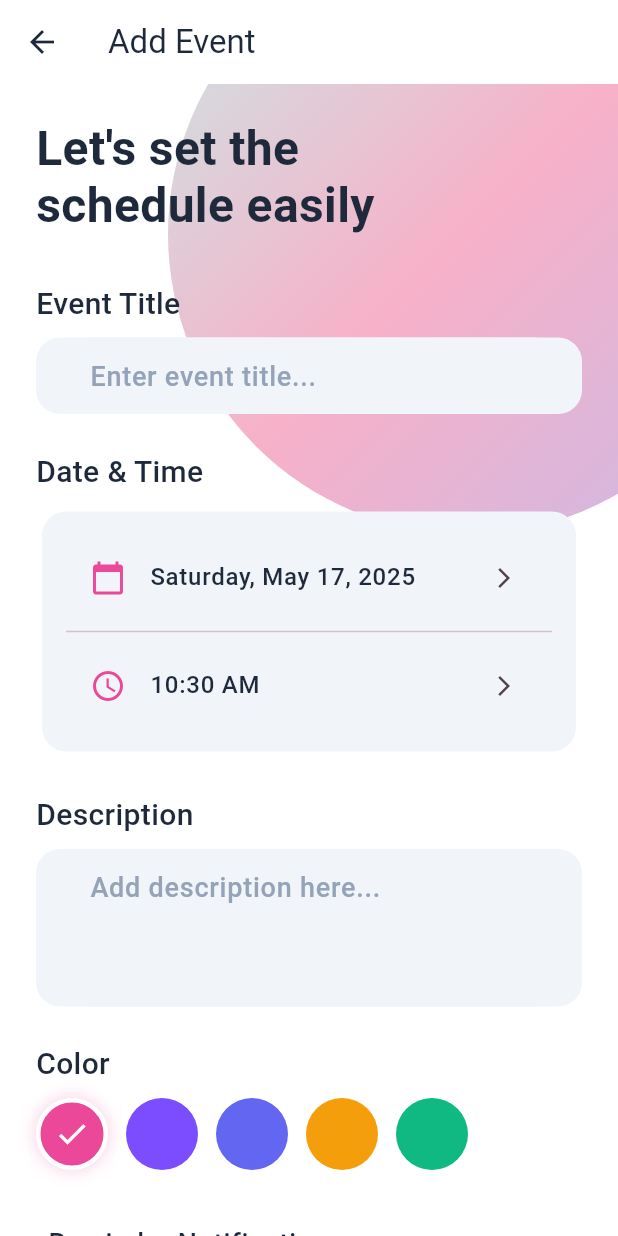
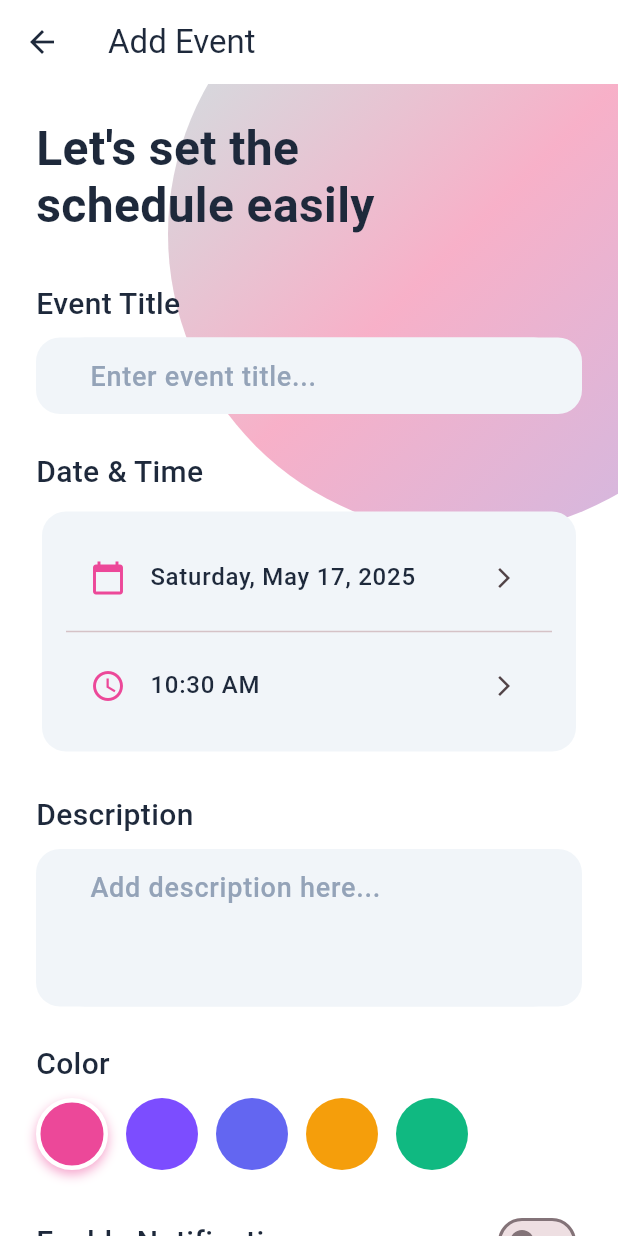
Before and after one commit to Molyceo12/calendar-flutter-app, a Flutter app: the SetScheduleScreen screen opened directly, on a phone screen of 412 x 824 dp. Run offline on Flutter 3.47's test engine with Material 3 defaults, Android fonts, the phone set to English and light mode, and no system bars; our stand-ins replace firebase_auth, firebase_core, flutter_local_notifications, flutter_riverpod, shared_preferences, sqflite and 2 more; accounts and stored records are empty.

Commit message:
`Refactored event card and list to include notification toggle functionality`

```diff
--- a/lib/screens/set_schedule_screen.dart
+++ b/lib/screens/set_schedule_screen.dart
@@ -213,7 +213,7 @@ class _SetScheduleScreenState extends ConsumerState<SetScheduleScreen> {
   @override
   Widget build(BuildContext context) {
     return Scaffold(
-      backgroundColor: Colors.white,
+      backgroundColor: AppTheme.backgroundColor,
       appBar: AppBar(
         title: Text(
           widget.event != null ? 'Edit Event' : 'Add Event',
@@ -379,54 +379,72 @@ class _SetScheduleScreenState extends ConsumerState<SetScheduleScreen> {
                                       color: Color(int.parse(
                                                   color['value']!.substring(1),
                                                   radix: 16) +
-                                          0x33000000),
-                                      blurRadius: 8,
-                                      spreadRadius: 2,
+                                              0xFF000000)
+                                          .withValues(alpha: 0.5),
+                                      blurRadius: 6,
+                                      offset: const Offset(0, 3),
                                     ),
                                   ]
-                                : null,
+                                : [],
                           ),
-                          child: isSelected
-                              ? const Icon(Icons.check, color: Colors.white)
-                              : null,
                         ),
                       );
                     }).toList(),
                   ),
                   const SizedBox(height: 24),
 
-                  // Notification switch
-                  SwitchListTile(
-                    title: const Text(
-                      'Reminder Notification',
-                      style: AppTheme.bodyLarge,
+                  // Notification toggle
+                  Row(
+                    mainAxisAlignment: MainAxisAlignment.spaceBetween,
+                    children: [
+                      const Text(
+                        "Enable Notification",
+                        style: AppTheme.headingSmall,
                       ),
-                    subtitle: const Text(
-                      '30 minutes before event',
-                      style: AppTheme.bodySmall,
-                    ),
+                      Switch(
+                        activeColor: AppTheme.primaryColor,
                         value: _hasNotification,
-                    activeColor: AppTheme.primaryColor,
-                    contentPadding: const EdgeInsets.symmetric(horizontal: 8),
                         onChanged: (value) {
                           setState(() {
                             _hasNotification = value;
                           });
                         },
                       ),
+                    ],
+                  ),
                   const SizedBox(height: 32),
 
-                  // Save button
+                  // Submit button
                   SizedBox(
                     width: double.infinity,
-                    height: 56,
                     child: ElevatedButton(
                       onPressed: _isLoading ? null : _saveEvent,
+                      style: ElevatedButton.styleFrom(
+                        backgroundColor: AppTheme.primaryColor,
+                        shape: RoundedRectangleBorder(
+                          borderRadius: BorderRadius.circular(16),
+                        ),
+                        padding: const EdgeInsets.symmetric(vertical: 16),
+                      ),
                       child: _isLoading
-                          ? const CircularProgressIndicator(color: Colors.white)
-                          : Text(widget.event != null
+                          ? const SizedBox(
+                              height: 24,
+                              width: 24,
+                              child: CircularProgressIndicator(
+                                color: Colors.white,
+                                strokeWidth: 3,
+                              ),
+                            )
+                          : Text(
+                              widget.event != null
                                   ? 'Update Event'
-                              : 'Save Event'),
+                                  : 'Add Event',
+                              style: const TextStyle(
+                                fontWeight: FontWeight.bold,
+                                fontSize: 16,
+                                color: Colors.white,
+                              ),
+                            ),
                     ),
                   ),
                 ],
```
Also changed, not shown: lib/widgets/color_selector.dart (added, +46 -0 lines), lib/widgets/date_time_selector_card.dart (added, +53 -0 lines), lib/widgets/event_card.dart (+20 -3 lines), lib/widgets/events_list.dart (+7 -0 lines), lib/widgets/labeled_text_field.dart (added, +50 -0 lines), lib/widgets/loading_button.dart (added, +49 -0 lines), lib/widgets/notification_toggle.dart (added, +31 -0 lines). Lines whose indentation alone changed are shown as unchanged.
